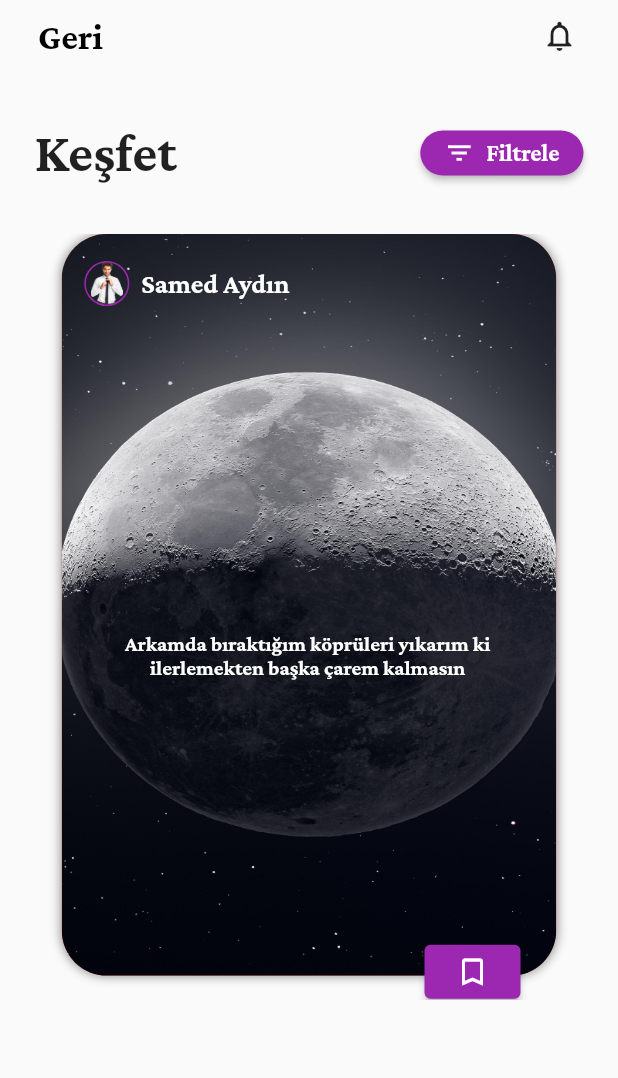
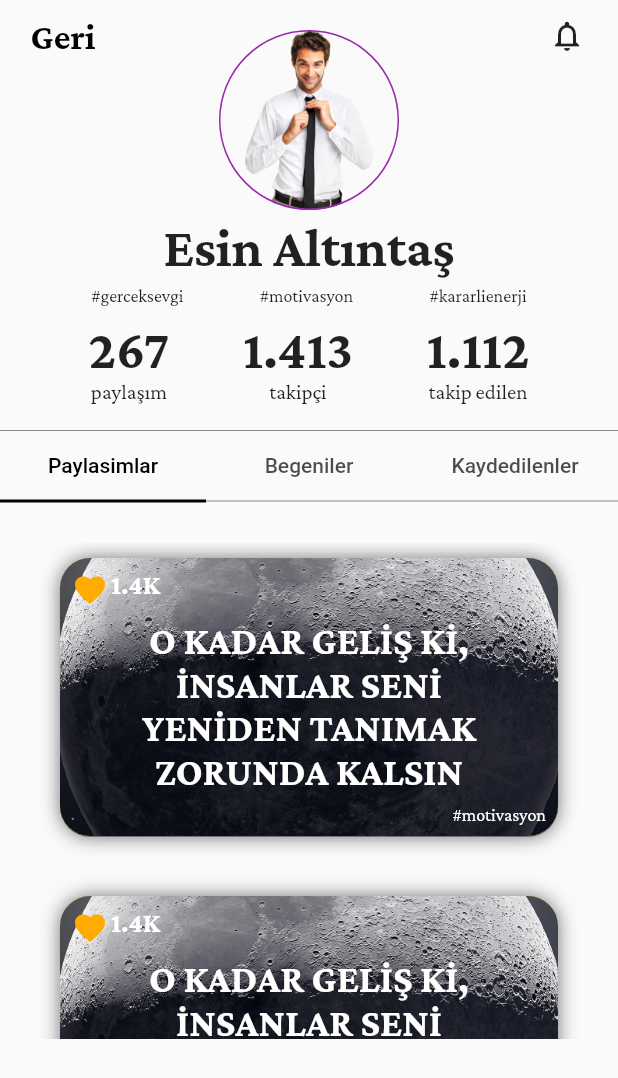
Before and after one commit to atalhaablak/sozler_app, a Flutter app: the screen it shows after launch, on a phone screen of 412 x 824 dp. Shown: the top 1078 px of the screen. Run offline on Flutter 3.47's test engine with Material 2 defaults, Android fonts, the phone set to English and light mode, and no system bars; our stand-ins replace google_fonts.

Commit message:
created profile page
Proje hala singleton yapısına uygun değil. Düzenleyeceğim haberiniz olsun.

```diff
--- a/lib/main.dart
+++ b/lib/main.dart
@@ -2,6 +2,7 @@ import 'package:flutter/material.dart';
 import 'package:sozler_app/screens/explore_page.dart';
 import 'package:sozler_app/screens/form/login_page.dart';
 import 'package:sozler_app/screens/form/register_page.dart';
+import 'package:sozler_app/screens/profile_page.dart';
 
 void main() {
   runApp(const MyApp());
@@ -14,7 +15,7 @@ class MyApp extends StatelessWidget {
   Widget build(BuildContext context) {
     return MaterialApp(
       debugShowCheckedModeBanner: false,
-      home: ExplorePage(),
+      home: ProfilePage(),
     );
   }
 }
--- a/lib/models/users.dart
+++ b/lib/models/users.dart
@@ -1,9 +1,14 @@
 // ignore_for_file: public_member_api_docs, sort_constructors_first
 class User {
+  final String ad;
   final String email;
   final String password;
 
-  User({required this.email, required this.password});
+  User({
+    required this.email,
+    required this.password,
+    required this.ad,
+  });
 
   List<User> usersList = [];
 
--- /dev/null
+++ b/lib/product/widgets/custom_appBar.dart
@@ -0,0 +1,23 @@
+import 'package:flutter/material.dart';
+import 'package:google_fonts/google_fonts.dart';
+
+class CustomAppBar extends StatelessWidget {
+  final Function onPressed;
+  CustomAppBar({
+    Key? key,
+    required this.onPressed,
+  }) : super(key: key);
+
+  @override
+  Widget build(BuildContext context) {
+    return Row(
+      mainAxisAlignment: MainAxisAlignment.spaceBetween,
+      children: [
+        TextButton(
+            onPressed: onPressed(),
+            child: Text("Geri", style: GoogleFonts.crimsonPro(fontSize: 24, fontWeight: FontWeight.bold, color: Colors.black))),
+        IconButton(onPressed: () {}, icon: Icon(Icons.notifications_none_outlined)),
+      ],
+    );
+  }
+}
--- a/lib/screens/explore_page.dart
+++ b/lib/screens/explore_page.dart
@@ -2,6 +2,7 @@ import 'package:flutter/material.dart';
 import 'package:flutter/src/foundation/key.dart';
 import 'package:flutter/src/widgets/framework.dart';
 import 'package:google_fonts/google_fonts.dart';
+import 'package:sozler_app/product/widgets/custom_appBar.dart';
 
 class ExplorePage extends StatefulWidget {
   const ExplorePage({Key? key}) : super(key: key);
@@ -20,7 +21,7 @@ class _ExplorePageState extends State<ExplorePage> {
           child: Column(
             children: [
               // AppBar Sağda Geri Solda Zil
-              _pageAppBar(),
+              CustomAppBar(onPressed: () {}),
               SizedBox(height: 30),
               // Keşfet başlığı yanında filtrele butonu
               Padding(
@@ -61,18 +62,6 @@ class _ExplorePageState extends State<ExplorePage> {
                 child: Text("Filtrele", style: GoogleFonts.crimsonPro(fontSize: 16, fontWeight: FontWeight.bold)),
               ),
             ])),
-      ],
-    );
-  }
-
-  Row _pageAppBar() {
-    return Row(
-      mainAxisAlignment: MainAxisAlignment.spaceBetween,
-      children: [
-        TextButton(
-            onPressed: () {},
-            child: Text("Geri", style: GoogleFonts.crimsonPro(fontSize: 24, fontWeight: FontWeight.bold, color: Colors.black))),
-        IconButton(onPressed: () {}, icon: Icon(Icons.notifications_none_outlined)),
       ],
     );
   }
--- a/lib/screens/form/login_page.dart
+++ b/lib/screens/form/login_page.dart
@@ -17,7 +17,7 @@ class LoginPage extends StatefulWidget {
 class _LoginPageState extends State<LoginPage> {
   TextEditingController emailController = TextEditingController();
   TextEditingController passwordControllers = TextEditingController();
-  User user = User(email: "atalhaablak@gmail.com", password: "12345678");
+  User user = User(ad: "Ahmet Talha Ablak", email: "atalhaablak@gmail.com", password: "12345678");
   String? username;
   String? password;
   String? email;
--- a/lib/screens/form/register_page.dart
+++ b/lib/screens/form/register_page.dart
@@ -91,8 +91,9 @@ class _RegisterPageState extends State<RegisterPage> {
           onPressed: () {
             if (_formKey.currentState!.validate()) {
               _formKey.currentState!.save();
-              new User(email: formemail!, password: formpassword!);
-              debugPrint("kullanıcıadı: $formuserName\n email: $formemail\n password: $formpassword");
+              new User(ad: userController.text, email: emailController.text, password: passwordController.text);
+              debugPrint(
+                  "kullanıcıadı: ${userController.text}\n email:${emailController.text}\n password: ${passwordController.text}");
             }
           },
           child: Text(
--- /dev/null
+++ b/lib/screens/profile_page.dart
@@ -0,0 +1,264 @@
+import 'package:flutter/material.dart';
+import 'package:google_fonts/google_fonts.dart';
+import 'package:sozler_app/models/users.dart';
+import 'package:sozler_app/product/widgets/custom_appBar.dart';
+
+class ProfilePage extends StatefulWidget {
+  ProfilePage({Key? key}) : super(key: key);
+
+  @override
+  State<ProfilePage> createState() => _ProfilePageState();
+}
+
+class _ProfilePageState extends State<ProfilePage> with TickerProviderStateMixin {
+  late TabController _tabController;
+  @override
+  void initState() {
+    // TODO: implement initState
+    super.initState();
+    _tabController = new TabController(length: _MyTabViews.values.length, vsync: this);
+  }
+
+  User user = User(ad: "Esin Altıntaş", email: "esin@gmail.com", password: "987654");
+
+  @override
+  Widget build(BuildContext context) {
+    return Scaffold(
+      body: SafeArea(
+        child: Column(
+          children: [
+            Padding(
+              padding: const EdgeInsets.symmetric(horizontal: 10),
+              child: Column(
+                children: [
+                  Stack(
+                    children: [
+                      // AppBar
+                      CustomAppBar(onPressed: () {}),
+                      // Profil fotoğrafı
+                      const Padding(
+                        padding: const EdgeInsets.only(top: 20),
+                        child: Align(
+                          alignment: Alignment.center,
+                          child: _ProfilePhoto(photo: "assets/image/person.png"),
+                        ),
+                      ),
+                    ],
+                  ),
+                  SizedBox(height: 5),
+
+                  // isim
+                  Text("${user.ad}", style: GoogleFonts.crimsonPro(fontSize: 36, fontWeight: FontWeight.bold)),
+                  SizedBox(height: 5),
+
+                  // etiket
+                  _createHashtag(),
+                  SizedBox(height: 10),
+
+                  // PAYLAŞIM TAKİPÇİ TAKİP EDİLEN
+                  _createProfileInfo(),
+                ],
+              ),
+            ),
+            SizedBox(height: 10),
+            // Paylaşımlar Beğeniler Kaydedilenler -> tabbar gibi
+            _displayOptions(),
+            Container(
+              color: Colors.transparent,
+              width: MediaQuery.of(context).size.width * 1,
+              height: MediaQuery.of(context).size.height * 0.45,
+              child: TabBarView(
+                controller: _tabController,
+                children: [
+                  Padding(
+                    padding: const EdgeInsets.all(20),
+                    child: _favoriteCards(),
+                  ),
+                  Padding(
+                    padding: const EdgeInsets.all(20),
+                    child: _favoriteCards(),
+                  ),
+                  Padding(
+                    padding: const EdgeInsets.all(20),
+                    child: _favoriteCards(),
+                  ),
+                ],
+              ),
+            ),
+
+            // Liste Halinde Cardlar
+
+            // tabbar
+          ],
+        ),
+      ),
+    );
+  }
+
+  ListView _favoriteCards() {
+    return ListView.builder(
+      scrollDirection: Axis.vertical,
+      itemCount: 5,
+      itemBuilder: (context, index) {
+        return Padding(
+          padding: const EdgeInsets.only(bottom: 30, left: 20, right: 20, top: 10),
+          child: _exampleCard(context),
+        );
+      },
+    );
+  }
+
+  Container _exampleCard(BuildContext context) {
+    return Container(
+      height: MediaQuery.of(context).size.height * 0.225,
+      width: MediaQuery.of(context).size.width * 0.15,
+      decoration: BoxDecoration(
+        boxShadow: [BoxShadow(blurRadius: 10, color: Colors.black54, blurStyle: BlurStyle.solid)],
+        borderRadius: BorderRadius.circular(20),
+        color: Colors.yellow,
+        image: DecorationImage(fit: BoxFit.cover, image: AssetImage("assets/image/moon.jpeg")),
+      ),
+      child: Padding(
+        padding: const EdgeInsets.all(8.0),
+        child: Column(
+          mainAxisAlignment: MainAxisAlignment.spaceBetween,
+          children: [
+            Row(
+              children: [
+                Icon(Icons.favorite, color: Colors.amberAccent[700]),
+                Padding(
+                  padding: const EdgeInsets.only(bottom: 6.0, left: 2),
+                  child: Text(
+                    "1.4K",
+                    style: GoogleFonts.crimsonPro(
+                      fontSize: 18,
+                      color: Colors.white,
+                      fontWeight: FontWeight.bold,
+                    ),
+                  ),
+                ),
+              ],
+            ),
+            Padding(
+              padding: const EdgeInsets.symmetric(horizontal: 20),
+              child: Text(
+                "O KADAR GELİŞ Kİ, İNSANLAR SENİ YENİDEN TANIMAK ZORUNDA KALSIN",
+                textAlign: TextAlign.center,
+                style: GoogleFonts.crimsonPro(
+                  fontSize: 26,
+                  fontWeight: FontWeight.bold,
+                  color: Colors.white,
+                ),
+              ),
+            ),
+            Align(
+                alignment: Alignment.bottomRight,
+                child: Text(
+                  "#motivasyon",
+                  style: GoogleFonts.crimsonPro(
+                    fontSize: 12,
+                    color: Colors.white,
+                  ),
+                )),
+          ],
+        ),
+      ),
+    );
+  }
+
+  Stack _displayOptions() {
+    return Stack(
+      children: [
+        Divider(color: Colors.black, thickness: 0.3),
+        Padding(
+          padding: const EdgeInsets.only(top: 8),
+          child: Container(
+            child: TabBar(
+              controller: _tabController,
+              labelColor: Colors.black,
+              indicatorColor: Colors.black,
+              tabs: [
+                Tab(text: "${_MyTabViews.Paylasimlar.name}"),
+                Tab(text: "${_MyTabViews.Begeniler.name}"),
+                Tab(text: "${_MyTabViews.Kaydedilenler.name}"),
+              ],
+            ),
+          ),
+        ),
+        Padding(
+          padding: const EdgeInsets.only(top: 47),
+          child: Divider(color: Colors.black, thickness: 0.3),
+        ),
+      ],
+    );
+  }
+
+  Row _createProfileInfo() {
+    return Row(
+      mainAxisAlignment: MainAxisAlignment.spaceEvenly,
+      children: [
+        Column(
+          children: [
+            Text("267", style: GoogleFonts.crimsonPro(fontSize: 36, fontWeight: FontWeight.bold)),
+            Text("paylaşım", style: GoogleFonts.crimsonPro(fontSize: 14)),
+          ],
+        ),
+        Column(
+          children: [
+            Text("1.413", style: GoogleFonts.crimsonPro(fontSize: 36, fontWeight: FontWeight.bold)),
+            Text("takipçi", style: GoogleFonts.crimsonPro(fontSize: 14)),
+          ],
+        ),
+        Column(
+          children: [
+            Text("1.112", style: GoogleFonts.crimsonPro(fontSize: 36, fontWeight: FontWeight.bold)),
+            Text("takip edilen", style: GoogleFonts.crimsonPro(fontSize: 14)),
+          ],
+        ),
+      ],
+    );
+  }
+}
+
+class _ProfilePhoto extends StatelessWidget {
+  final String photo;
+  const _ProfilePhoto({
+    Key? key,
+    required this.photo,
+  }) : super(key: key);
+
+  @override
+  Widget build(BuildContext context) {
+    return Container(
+      height: 120,
+      width: 120,
+      decoration: BoxDecoration(
+        shape: BoxShape.circle,
+        border: Border.all(color: Colors.purple),
+        color: Colors.transparent,
+        image: DecorationImage(image: AssetImage(photo), fit: BoxFit.contain),
+      ),
+    );
+  }
+}
+
+class _createHashtag extends StatelessWidget {
+  const _createHashtag({
+    Key? key,
+  }) : super(key: key);
+
+  @override
+  Widget build(BuildContext context) {
+    return Row(
+      mainAxisAlignment: MainAxisAlignment.spaceEvenly,
+      // içerik nasıl ve nereden gelecek bilmediğim için user modeli ellemeden buraya elle giriyorum
+      children: [
+        Text("#gerceksevgi", style: GoogleFonts.crimsonPro(fontSize: 12)),
+        Text("#motivasyon", style: GoogleFonts.crimsonPro(fontSize: 12)),
+        Text("#kararlienerji", style: GoogleFonts.crimsonPro(fontSize: 12)),
+      ],
+    );
+  }
+}
+
+enum _MyTabViews { Paylasimlar, Begeniler, Kaydedilenler }
```
